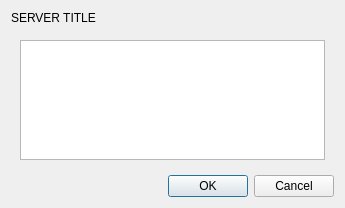
Above: src/client/ui/logindialog.ui from drawpile/Drawpile before the change. Below: the same form after it.
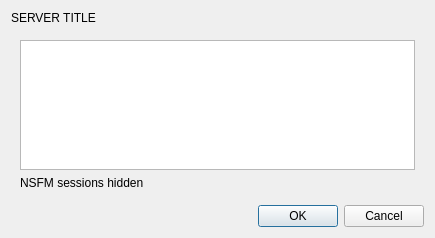
That is the form after the change. The open tabs and pages were chosen to show the change.

```diff
--- a/src/client/ui/logindialog.ui
+++ b/src/client/ui/logindialog.ui
@@ -6,8 +6,8 @@
    <rect>
     <x>0</x>
     <y>0</y>
-    <width>345</width>
-    <height>208</height>
+    <width>435</width>
+    <height>238</height>
    </rect>
   </property>
   <layout class="QVBoxLayout" name="verticalLayout">
@@ -126,6 +126,13 @@
          </attribute>
         </widget>
        </item>
+       <item>
+        <widget class="QLabel" name="nsfmSessionsLabel">
+         <property name="text">
+          <string notr="true">NSFM sessions hidden</string>
+         </property>
+        </widget>
+       </item>
       </layout>
      </widget>
      <widget class="QWidget" name="page_4">
```
Left out of the diff: 2 changed lines with no effect on the pictures.
